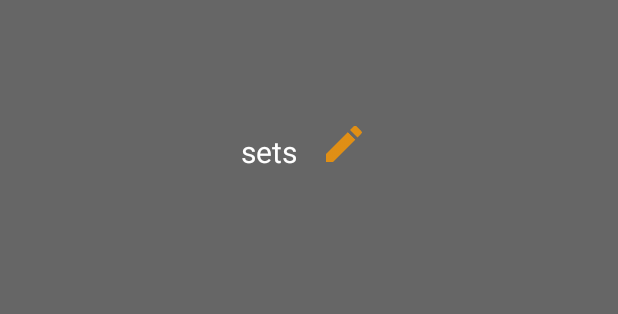
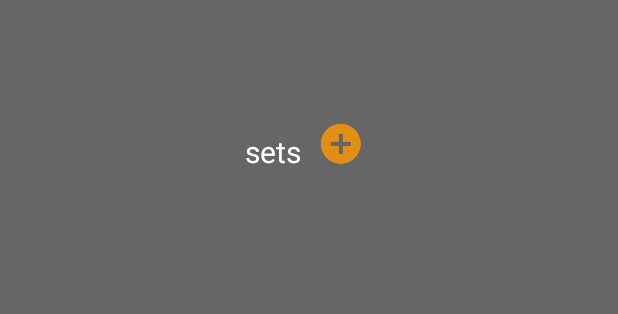
Before and after one commit to aitchiss/workout_planner, an Android app: the layout activity_view_workout.xml on its own in the app's theme, with its tools: preview values and no code run, on a phone screen of 412 x 824 dp. Shown: the top 314 px of the screen. Run offline under Robolectric (Android 15) with nearby library versions, the phone set to English and light mode, and no system bars.

Commit message:
edit workout icon changed to plus to add sets

```diff
--- a/WorkoutPlannerApp/app/src/main/res/layout/activity_view_workout.xml
+++ b/WorkoutPlannerApp/app/src/main/res/layout/activity_view_workout.xml
@@ -36,10 +36,10 @@
             android:onClick="onEditButtonClick"
             android:layout_width="wrap_content"
             android:layout_height="wrap_content"
-            android:src="@drawable/ic_edit"
+            android:src="@drawable/ic_action_name"
             android:tint="@color/colorAccent"
             android:padding="5dp"
-            android:layout_marginLeft="10dp"
+            android:layout_marginLeft="5dp"
             android:layout_marginBottom="30dp"
             />
 
--- a/WorkoutPlannerApp/app/src/main/res/layout/activity_workout_history.xml
+++ b/WorkoutPlannerApp/app/src/main/res/layout/activity_workout_history.xml
@@ -12,6 +12,7 @@
         android:layout_height="wrap_content"
         android:layout_gravity="center"
         android:orientation="horizontal"
+        android:layout_marginTop="10dp"
         android:layout_marginBottom="20dp">
 
         <TextView
@@ -20,7 +21,7 @@
             android:text="workout history: "
             android:layout_gravity="center"
             android:textSize="25dp"
-            android:padding="10dp"
+
             />
 
         <TextView
@@ -28,7 +29,7 @@
             android:layout_gravity="left"
             android:layout_width="wrap_content"
             android:layout_height="wrap_content"
-            android:padding="10dp"
+
             android:textSize="25dp"
             />
 
```
